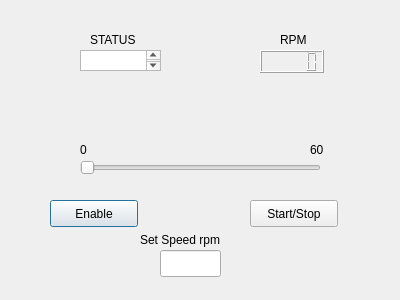
Qt form src/rqt_cfw11_gui/resource/MyPlugin.ui (wangykev/CISCOR-projects) before a commit.
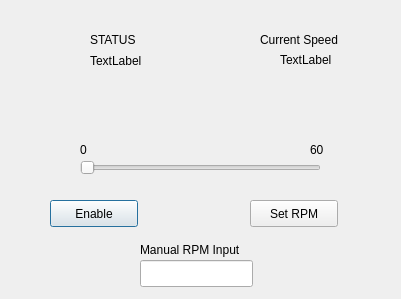
The same form after that commit.

Patch:
```diff
--- a/src/rqt_cfw11_gui/resource/MyPlugin.ui
+++ b/src/rqt_cfw11_gui/resource/MyPlugin.ui
@@ -6,8 +6,8 @@
    <rect>
     <x>0</x>
     <y>0</y>
-    <width>400</width>
-    <height>300</height>
+    <width>401</width>
+    <height>299</height>
    </rect>
   </property>
   <property name="windowTitle">
@@ -36,7 +36,7 @@
     </rect>
    </property>
    <property name="text">
-    <string>Start/Stop</string>
+    <string>Set RPM</string>
    </property>
   </widget>
   <widget class="QSlider" name="horizontalSlider">
@@ -52,49 +52,6 @@
     <enum>Qt::Horizontal</enum>
    </property>
   </widget>
-  <widget class="QLineEdit" name="lineEdit">
-   <property name="geometry">
-    <rect>
-     <x>160</x>
-     <y>250</y>
-     <width>61</width>
-     <height>27</height>
-    </rect>
-   </property>
-  </widget>
-  <widget class="QLCDNumber" name="lcdNumber">
-   <property name="geometry">
-    <rect>
-     <x>260</x>
-     <y>50</y>
-     <width>64</width>
-     <height>23</height>
-    </rect>
-   </property>
-  </widget>
-  <widget class="QLabel" name="label">
-   <property name="geometry">
-    <rect>
-     <x>140</x>
-     <y>230</y>
-     <width>101</width>
-     <height>19</height>
-    </rect>
-   </property>
-   <property name="text">
-    <string>Set Speed rpm</string>
-   </property>
-  </widget>
-  <widget class="QTextBrowser" name="textBrowser">
-   <property name="geometry">
-    <rect>
-     <x>80</x>
-     <y>50</y>
-     <width>81</width>
-     <height>21</height>
-    </rect>
-   </property>
-  </widget>
   <widget class="QLabel" name="label_2">
    <property name="geometry">
     <rect>
@@ -111,14 +68,14 @@
   <widget class="QLabel" name="label_3">
    <property name="geometry">
     <rect>
-     <x>280</x>
+     <x>260</x>
      <y>30</y>
-     <width>66</width>
+     <width>101</width>
      <height>19</height>
     </rect>
    </property>
    <property name="text">
-    <string>RPM</string>
+    <string>Current Speed</string>
    </property>
   </widget>
   <widget class="QLabel" name="label_4">
@@ -147,6 +104,55 @@
     <string>60</string>
    </property>
   </widget>
+  <widget class="QLineEdit" name="lineEdit_manual_rpm">
+   <property name="geometry">
+    <rect>
+     <x>140</x>
+     <y>260</y>
+     <width>113</width>
+     <height>27</height>
+    </rect>
+   </property>
+  </widget>
+  <widget class="QLabel" name="label">
+   <property name="geometry">
+    <rect>
+     <x>140</x>
+     <y>240</y>
+     <width>131</width>
+     <height>20</height>
+    </rect>
+   </property>
+   <property name="text">
+    <string>Manual RPM Input</string>
+   </property>
+  </widget>
+  <widget class="QLabel" name="statusMonitor">
+   <property name="geometry">
+    <rect>
+     <x>90</x>
+     <y>50</y>
+     <width>61</width>
+     <height>21</height>
+    </rect>
+   </property>
+   <property name="text">
+    <string>TextLabel</string>
+   </property>
+  </widget>
+  <widget class="QLabel" name="rpmMonitor">
+   <property name="geometry">
+    <rect>
+     <x>280</x>
+     <y>50</y>
+     <width>66</width>
+     <height>19</height>
+    </rect>
+   </property>
+   <property name="text">
+    <string>TextLabel</string>
+   </property>
+  </widget>
  </widget>
  <resources/>
  <connections/>
```
